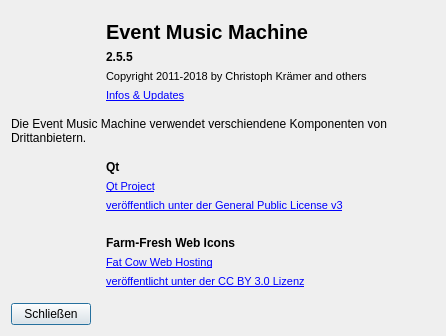
Before: the Qt Designer form view/aboutdialog.ui in m2otech/emm, drawn with Qt 5.
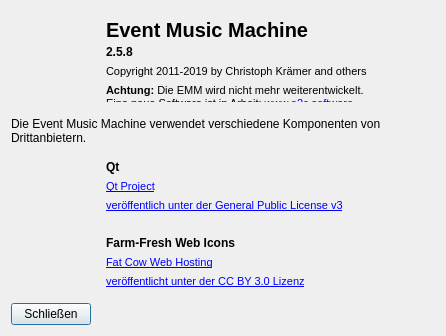
After: the same form once the commit is applied. Icons and pictures are not drawn.

Patch:
```diff
--- a/view/aboutdialog.ui
+++ b/view/aboutdialog.ui
@@ -82,7 +82,7 @@
 font-size:12px;</string>
         </property>
         <property name="text">
-         <string notr="true">2.5.5</string>
+         <string notr="true">2.5.8</string>
         </property>
        </widget>
       </item>
@@ -93,22 +93,31 @@
 &lt;html&gt;&lt;head&gt;&lt;meta name=&quot;qrichtext&quot; content=&quot;1&quot; /&gt;&lt;style type=&quot;text/css&quot;&gt;
 p, li { white-space: pre-wrap; }
 &lt;/style&gt;&lt;/head&gt;&lt;body style=&quot; font-family:'MS Shell Dlg 2'; font-size:8pt; font-weight:400; font-style:normal;&quot;&gt;
-&lt;p style=&quot; margin-top:0px; margin-bottom:0px; margin-left:0px; margin-right:0px; -qt-block-indent:0; text-indent:0px;&quot;&gt;Copyright 2011-2018 by Christoph Krämer and others&lt;/p&gt;&lt;/body&gt;&lt;/html&gt;</string>
+&lt;p style=&quot; margin-top:0px; margin-bottom:0px; margin-left:0px; margin-right:0px; -qt-block-indent:0; text-indent:0px;&quot;&gt;Copyright 2011-2019 by Christoph Krämer and others&lt;/p&gt;&lt;/body&gt;&lt;/html&gt;</string>
         </property>
        </widget>
       </item>
       <item>
        <widget class="QLabel" name="label_15">
+        <property name="sizePolicy">
+         <sizepolicy hsizetype="Preferred" vsizetype="Preferred">
+          <horstretch>0</horstretch>
+          <verstretch>0</verstretch>
+         </sizepolicy>
+        </property>
         <property name="text">
          <string>&lt;!DOCTYPE HTML PUBLIC &quot;-//W3C//DTD HTML 4.0//EN&quot; &quot;http://www.w3.org/TR/REC-html40/strict.dtd&quot;&gt;
 &lt;html&gt;&lt;head&gt;&lt;meta name=&quot;qrichtext&quot; content=&quot;1&quot; /&gt;&lt;style type=&quot;text/css&quot;&gt;
 p, li { white-space: pre-wrap; }
 &lt;/style&gt;&lt;/head&gt;&lt;body style=&quot; font-family:'MS Shell Dlg 2'; font-size:8pt; font-weight:400; font-style:normal;&quot;&gt;
-&lt;p style=&quot; margin-top:0px; margin-bottom:0px; margin-left:0px; margin-right:0px; -qt-block-indent:0; text-indent:0px;&quot;&gt;&lt;span style=&quot; font-size:8.25pt;&quot;&gt;&lt;/span&gt;&lt;a href=&quot;http://ravo-entertain.de/Event-Software/&quot;&gt;&lt;span style=&quot; text-decoration: underline; color:#0000ff;&quot;&gt;Infos &amp;amp; Updates&lt;/span&gt;&lt;/a&gt;&lt;span style=&quot; font-size:8.25pt;&quot;&gt;&lt;/span&gt;&lt;/p&gt;&lt;/body&gt;&lt;/html&gt;</string>
+&lt;p style=&quot; margin-top:0px; margin-bottom:0px; margin-left:0px; margin-right:0px; -qt-block-indent:0; text-indent:0px;&quot;&gt;&lt;span style=&quot; font-size:8.25pt;&quot;&gt;&lt;b&gt;Achtung: &lt;/b&gt;Die EMM wird nicht mehr weiterentwickelt.&lt;br /&gt;Eine neue Software ist in Arbeit: &lt;/span&gt;&lt;a href=&quot;www.e2c.software&quot;&gt;&lt;span style=&quot; text-decoration: underline; color:#0000ff;&quot;&gt;www.e2c.software&lt;/span&gt;&lt;/a&gt;&lt;span style=&quot; font-size:8.25pt;&quot;&gt;&lt;/span&gt;&lt;/p&gt;&lt;/body&gt;&lt;/html&gt;</string>
         </property>
         <property name="alignment">
          <set>Qt::AlignLeading|Qt::AlignLeft|Qt::AlignVCenter</set>
         </property>
+        <property name="wordWrap">
+         <bool>true</bool>
+        </property>
         <property name="openExternalLinks">
          <bool>true</bool>
         </property>
@@ -214,7 +223,7 @@
    <item row="3" column="0" colspan="2">
     <widget class="QLabel" name="label_5">
      <property name="text">
-      <string>Die Event Music Machine verwendet verschiendene Komponenten von Drittanbietern.</string>
+      <string>Die Event Music Machine verwendet verschiedene Komponenten von Drittanbietern.</string>
      </property>
      <property name="wordWrap">
       <bool>true</bool>
```
